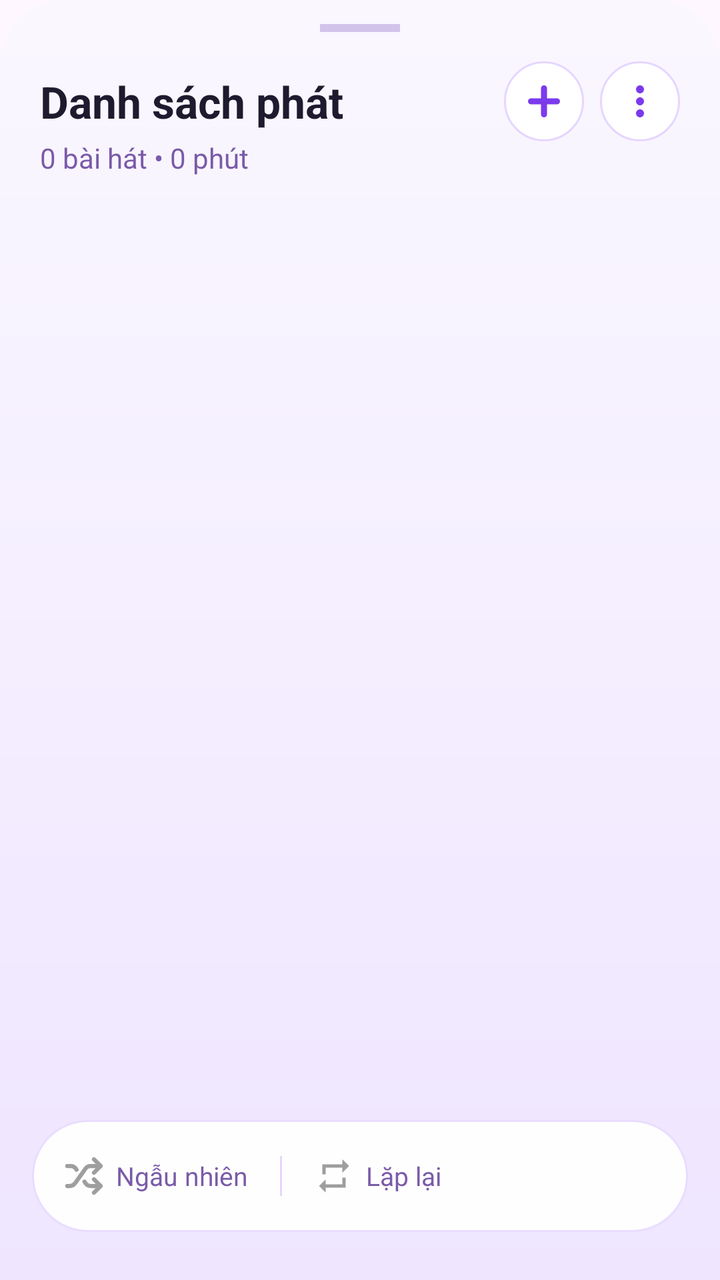
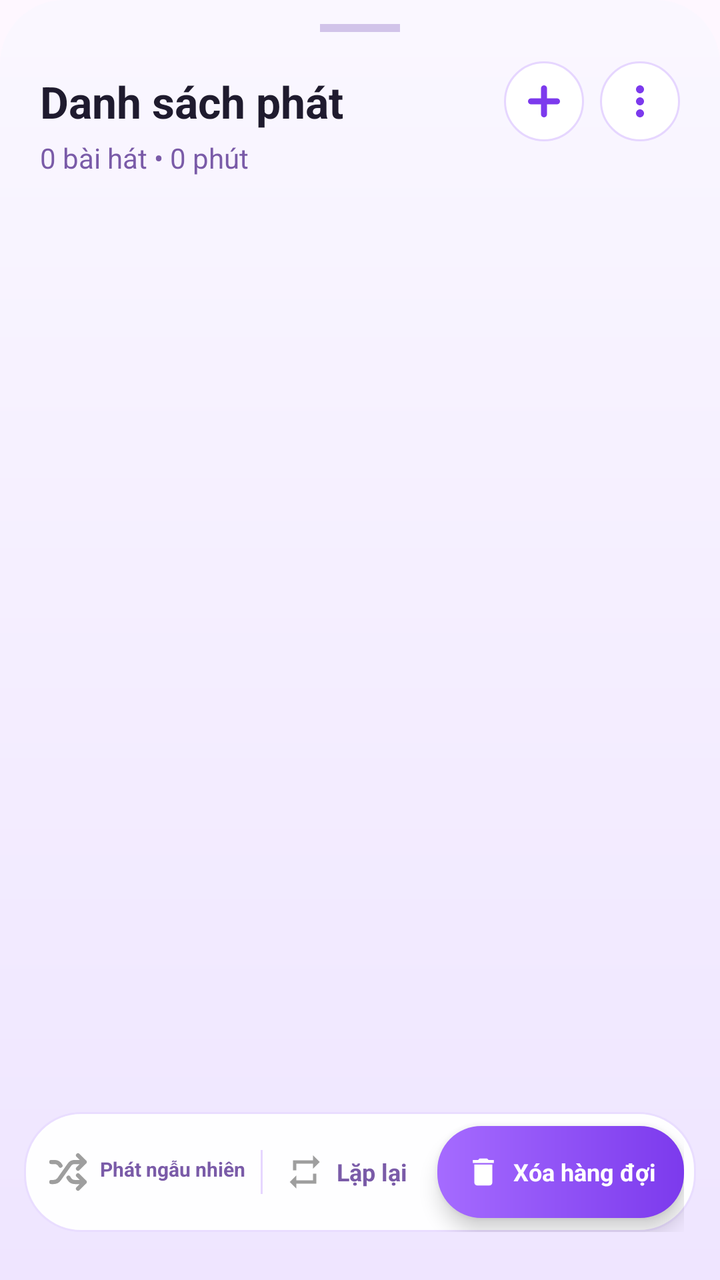

Two renders of the same Android screen: before a commit and after it. Below are the layout's source before the change and the commit's diff.
<!-- AndroidManifest.xml: application theme Theme.LocalMusic -->
<!-- res/layout/bottom_sheet_queue.xml -->
<?xml version="1.0" encoding="utf-8"?>
<androidx.constraintlayout.widget.ConstraintLayout xmlns:android="http://schemas.android.com/apk/res/android"
    xmlns:app="http://schemas.android.com/apk/res-auto"
    android:layout_width="match_parent"
    android:layout_height="match_parent"
    android:background="@drawable/bg_bottom_sheet_rounded">

    <View
        android:id="@+id/dragHandle"
        android:layout_width="40dp"
        android:layout_height="4dp"
        android:layout_marginTop="12dp"
        android:background="#D1C4E9"
        app:layout_constraintEnd_toEndOf="parent"
        app:layout_constraintStart_toStartOf="parent"
        app:layout_constraintTop_toTopOf="parent" />

    
    <androidx.constraintlayout.widget.ConstraintLayout
        android:id="@+id/layoutNormalHeader"
        android:layout_width="match_parent"
        android:layout_height="wrap_content"
        app:layout_constraintTop_toBottomOf="@id/layoutSelectionHeader">

        
        <TextView
            android:id="@+id/tvPlaylistTitle"
            android:layout_width="0dp"
            android:layout_height="wrap_content"
            android:layout_marginStart="20dp"
            android:layout_marginTop="20dp"
            android:text="Danh sách phát"
            android:textColor="#1F1B2E"
            android:textSize="22sp"
            android:textStyle="bold"
            app:layout_constraintEnd_toStartOf="@id/btnAddSong"
            app:layout_constraintStart_toStartOf="parent"
            app:layout_constraintTop_toTopOf="parent" />

        <TextView
            android:id="@+id/tvPlaylistSubtitle"
            android:layout_width="wrap_content"
            android:layout_height="wrap_content"
            android:layout_marginTop="4dp"
            android:text="0 bài hát • 0 phút"
            android:textColor="#7A5BA8"
            android:textSize="14sp"
            app:layout_constraintStart_toStartOf="@id/tvPlaylistTitle"
            app:layout_constraintTop_toBottomOf="@id/tvPlaylistTitle" />

        
        <ImageView
            android:id="@+id/btnAddSong"
            android:layout_width="40dp"
            android:layout_height="40dp"
            android:layout_marginEnd="8dp"
            android:background="@drawable/bg_pill_button_light"
            android:padding="8dp"
            android:src="@drawable/ic_add_purple"
            app:layout_constraintBottom_toBottomOf="@id/tvPlaylistTitle"
            app:layout_constraintEnd_toStartOf="@id/btnMoreOptions"
            app:layout_constraintTop_toTopOf="@id/tvPlaylistTitle"
            app:tint="#7C3AED" />

        
        <ImageView
            android:id="@+id/btnMoreOptions"
            android:layout_width="40dp"
            android:layout_height="40dp"
            android:layout_marginEnd="20dp"
            android:background="@drawable/bg_pill_button_light"
            android:padding="8dp"
            android:src="@drawable/ic_more_vert"
            app:layout_constraintBottom_toBottomOf="@id/tvPlaylistTitle"
            app:layout_constraintEnd_toEndOf="parent"
            app:layout_constraintTop_toTopOf="@id/tvPlaylistTitle"
            app:tint="#7C3AED" />
    </androidx.constraintlayout.widget.ConstraintLayout>

    
    <androidx.constraintlayout.widget.ConstraintLayout
        android:id="@+id/layoutSelectionHeader"
        android:layout_width="match_parent"
        android:layout_height="48dp"
        android:visibility="gone"
        app:layout_constraintTop_toBottomOf="@id/dragHandle">

        
        <LinearLayout
            android:id="@+id/btnSelectAll"
            android:layout_width="wrap_content"
            android:layout_height="wrap_content"
            android:layout_marginStart="20dp"
            android:gravity="center_vertical"
            android:orientation="horizontal"
            app:layout_constraintBottom_toBottomOf="parent"
            app:layout_constraintStart_toStartOf="parent"
            app:layout_constraintTop_toTopOf="parent">

            
            <ImageView
                android:id="@+id/ivSelectAllIcon"
                android:layout_width="32dp"
                android:layout_height="32dp"
                android:background="?attr/selectableItemBackgroundBorderless"
                android:padding="4dp"
                android:src="@drawable/ic_check_circle_outline"
                app:tint="#7A5BA8" />

            <TextView
                android:layout_width="wrap_content"
                android:layout_height="wrap_content"
                android:layout_marginStart="8dp"
                android:text="Tất cả"
                android:textColor="#1F1B2E"
                android:textSize="15sp"
                android:textStyle="bold" />
        </LinearLayout>

        <TextView
            android:id="@+id/tvSelectedCount"
            android:layout_width="wrap_content"
            android:layout_height="wrap_content"
            android:text="Đã chọn 0"
            android:textColor="#7A5BA8"
            android:textSize="14sp"
            app:layout_constraintBottom_toBottomOf="parent"
            app:layout_constraintEnd_toEndOf="parent"
            app:layout_constraintStart_toStartOf="parent"
            app:layout_constraintTop_toTopOf="parent" />

        
        <ImageView
            android:id="@+id/btnExitSelection"
            android:layout_width="40dp"
            android:layout_height="40dp"
            android:layout_marginEnd="4dp"
            android:background="?attr/selectableItemBackgroundBorderless"
            android:padding="8dp"
            android:src="@drawable/ic_close"
            app:layout_constraintBottom_toBottomOf="parent"
            app:layout_constraintEnd_toStartOf="@id/btnDeleteSelected"
            app:layout_constraintTop_toTopOf="parent"
            app:tint="#1F1B2E" />

        
        <ImageView
            android:id="@+id/btnDeleteSelected"
            android:layout_width="40dp"
            android:layout_height="40dp"
            android:layout_marginEnd="16dp"
            android:background="?attr/selectableItemBackgroundBorderless"
            android:padding="8dp"
            android:src="@drawable/ic_delete"
            app:layout_constraintBottom_toBottomOf="parent"
            app:layout_constraintEnd_toEndOf="parent"
            app:layout_constraintTop_toTopOf="parent"
            app:tint="#FF3B30" />
    </androidx.constraintlayout.widget.ConstraintLayout>

    
    <androidx.recyclerview.widget.RecyclerView
        android:id="@+id/rvQueue"
        android:layout_width="match_parent"
        android:layout_height="0dp"
        android:layout_marginTop="16dp"
        android:clipToPadding="false"
        android:paddingHorizontal="16dp"
        android:paddingBottom="100dp"
        app:layout_constraintBottom_toBottomOf="parent"
        app:layout_constraintTop_toBottomOf="@id/layoutNormalHeader" />

    
    <LinearLayout
        android:id="@+id/bottomBar"
        android:layout_width="match_parent"
        android:layout_height="56dp"
        android:layout_marginHorizontal="16dp"
        android:layout_marginBottom="24dp"
        android:background="@drawable/bg_floating_bottom_bar"
        android:elevation="8dp"
        android:gravity="center_vertical"
        android:orientation="horizontal"
        android:paddingHorizontal="16dp"
        app:layout_constraintBottom_toBottomOf="parent">

        <ImageView
            android:id="@+id/btnShuffleBottom"
            android:layout_width="20dp"
            android:layout_height="20dp"
            android:src="@drawable/ic_shuffle"
            app:tint="#9E9E9E" />

        <TextView
            android:layout_width="wrap_content"
            android:layout_height="wrap_content"
            android:layout_marginStart="6dp"
            android:text="Ngẫu nhiên"
            android:textColor="#7A5BA8"
            android:textSize="13sp" />

        <View
            android:layout_width="1dp"
            android:layout_height="20dp"
            android:layout_marginHorizontal="16dp"
            android:background="#E6D6FF" />

        <ImageView
            android:id="@+id/btnRepeatBottom"
            android:layout_width="20dp"
            android:layout_height="20dp"
            android:src="@drawable/ic_repeat"
            app:tint="#9E9E9E" />

        <TextView
            android:layout_width="wrap_content"
            android:layout_height="wrap_content"
            android:layout_marginStart="6dp"
            android:text="Lặp lại"
            android:textColor="#7A5BA8"
            android:textSize="13sp" />

    </LinearLayout>

</androidx.constraintlayout.widget.ConstraintLayout>
<!-- resources referenced by this layout -->
<resources>
  <!-- drawable bg_bottom_sheet_rounded (drawable) -->
  <?xml version="1.0" encoding="utf-8"?>
  <shape xmlns:android="http://schemas.android.com/apk/res/android"
      android:shape="rectangle">
      <gradient
          android:angle="270"
          android:startColor="#F5FAF7FF"
          android:endColor="#F5EEE4FF"
          android:type="linear" />
      <corners
          android:topLeftRadius="32dp"
          android:topRightRadius="32dp" />
  </shape>
  <!-- drawable bg_floating_bottom_bar (drawable) -->
  <?xml version="1.0" encoding="utf-8"?>
  <shape xmlns:android="http://schemas.android.com/apk/res/android"
      android:shape="rectangle">
      <solid android:color="#F5FFFFFF" />
      <corners android:radius="28dp" />
      <stroke android:width="1dp" android:color="#E9DDFF" />
  </shape>
  <!-- drawable bg_pill_button_light (drawable) -->
  <?xml version="1.0" encoding="utf-8"?>
  <shape xmlns:android="http://schemas.android.com/apk/res/android">
      <solid android:color="#FFFFFF" />
      <corners android:radius="24dp" />
      <stroke android:width="1dp" android:color="#E6D6FF" />
  </shape>
  <!-- drawable ic_add_purple (drawable) -->
  <vector xmlns:android="http://schemas.android.com/apk/res/android"
      android:width="24dp" android:height="24dp"
      android:viewportWidth="24" android:viewportHeight="24">
      <path
          android:pathData="M12,5.5 v13 M5.5,12 h13"
          android:strokeColor="#B45CFF"
          android:strokeWidth="3.0"
          android:strokeLineCap="round" />
  </vector>
  <!-- drawable ic_check_circle_outline (drawable) -->
  <vector xmlns:android="http://schemas.android.com/apk/res/android"
      android:width="24dp"
      android:height="24dp"
      android:viewportWidth="24"
      android:viewportHeight="24">
    <path
        android:fillColor="#000000"
        android:pathData="M12,2C6.48,2 2,6.48 2,12s4.48,10 10,10 10,-4.48 10,-10S17.52,2 12,2zM12,20c-4.41,0 -8,-3.59 -8,-8s3.59,-8 8,-8 8,3.59 8,8 -3.59,8 -8,8z"/>
  </vector>
  <!-- drawable ic_close (drawable) -->
  <vector xmlns:android="http://schemas.android.com/apk/res/android"
      android:width="24dp"
      android:height="24dp"
      android:viewportWidth="24"
      android:viewportHeight="24">
    <path
        android:fillColor="#000000"
        android:pathData="M19,6.41L17.59,5 12,10.59 6.41,5 5,6.41 10.59,12 5,17.59 6.41,19 12,13.41 17.59,19 19,17.59 13.41,12z"/>
  </vector>
  <!-- drawable ic_delete (drawable) -->
  <vector xmlns:android="http://schemas.android.com/apk/res/android"
      android:width="24dp" android:height="24dp"
      android:viewportWidth="24" android:viewportHeight="24"
      android:tint="#FF0000">
      <path android:fillColor="@android:color/white" android:pathData="M6,19c0,1.1 0.9,2 2,2h8c1.1,0 2,-0.9 2,-2V7H6v12zM19,4h-3.5l-1,-1h-5l-1,1H5v2h14V4z"/>
  </vector>
  <!-- drawable ic_repeat (drawable) -->
  <vector xmlns:android="http://schemas.android.com/apk/res/android" android:width="24dp" android:height="24dp" android:viewportWidth="24" android:viewportHeight="24">
      <path android:fillColor="#8B3DFF" android:pathData="M7,7h10v3l4,-4 -4,-4v3H5v6h2V7zm10,10H7v-3l-4,4 4,4v-3h12v-6h-2v4z"/>
  </vector>
  <style name="Theme.LocalMusic" parent="Theme.Material3.Light.NoActionBar">
          <item name="android:statusBarColor">@color/white</item>
          <item name="android:windowLightStatusBar">true</item>
          <item name="android:windowSplashScreenBackground">#000000</item>
          <item name="android:windowSplashScreenAnimatedIcon">@drawable/logo</item>
      </style>
  <color name="white">#FFFFFF</color>
  <!-- unchanged entries left out for length: 3 -->
</resources>

<!-- the commit's change to res/layout/bottom_sheet_queue.xml (unified diff, before → after) -->
@@ -174,52 +174,107 @@
     <LinearLayout
         android:id="@+id/bottomBar"
         android:layout_width="match_parent"
-        android:layout_height="56dp"
-        android:layout_marginHorizontal="16dp"
+        android:layout_height="60dp"
+        android:layout_marginHorizontal="12dp"
         android:layout_marginBottom="24dp"
         android:background="@drawable/bg_floating_bottom_bar"
-        android:elevation="8dp"
+        android:elevation="10dp"
         android:gravity="center_vertical"
         android:orientation="horizontal"
-        android:paddingHorizontal="16dp"
+        android:paddingHorizontal="6dp"
         app:layout_constraintBottom_toBottomOf="parent">
 
-        <ImageView
-            android:id="@+id/btnShuffleBottom"
-            android:layout_width="20dp"
-            android:layout_height="20dp"
-            android:src="@drawable/ic_shuffle"
-            app:tint="#9E9E9E" />
-
-        <TextView
-            android:layout_width="wrap_content"
-            android:layout_height="wrap_content"
-            android:layout_marginStart="6dp"
-            android:text="Ngẫu nhiên"
-            android:textColor="#7A5BA8"
-            android:textSize="13sp" />
+        <LinearLayout
+            android:id="@+id/btnShuffleHolder"
+            android:layout_width="0dp"
+            android:layout_height="44dp"
+            android:layout_weight="1.15"
+            android:gravity="center"
+            android:orientation="horizontal"
+            android:paddingHorizontal="6dp">
+
+            <ImageView
+                android:id="@+id/btnShuffleBottom"
+                android:layout_width="20dp"
+                android:layout_height="20dp"
+                android:src="@drawable/ic_shuffle"
+                app:tint="#9E9E9E" />
+
+            <TextView
+                android:id="@+id/tvShuffleLabel"
+                android:layout_width="wrap_content"
+                android:layout_height="wrap_content"
+                android:layout_marginStart="6dp"
+                android:maxLines="1"
+                android:text="Phát ngẫu nhiên"
+                android:textColor="#7A5BA8"
+                android:textSize="12sp"
+                android:textStyle="bold"
+                app:autoSizeMaxTextSize="12sp"
+                app:autoSizeMinTextSize="9sp"
+                app:autoSizeTextType="uniform" />
+        </LinearLayout>
 
         <View
             android:layout_width="1dp"
-            android:layout_height="20dp"
-            android:layout_marginHorizontal="16dp"
+            android:layout_height="22dp"
             android:background="#E6D6FF" />
 
-        <ImageView
-            android:id="@+id/btnRepeatBottom"
-            android:layout_width="20dp"
-            android:layout_height="20dp"
-            android:src="@drawable/ic_repeat"
-            app:tint="#9E9E9E" />
-
-        <TextView
-            android:layout_width="wrap_content"
-            android:layout_height="wrap_content"
-            android:layout_marginStart="6dp"
-            android:text="Lặp lại"
-            android:textColor="#7A5BA8"
-            android:textSize="13sp" />
-
+        <LinearLayout
+            android:id="@+id/btnRepeatHolder"
+            android:layout_width="0dp"
+            android:layout_height="44dp"
+            android:layout_weight="0.85"
+            android:gravity="center"
+            android:orientation="horizontal"
+            android:paddingHorizontal="6dp">
+
+            <ImageView
+                android:id="@+id/btnRepeatBottom"
+                android:layout_width="20dp"
+                android:layout_height="20dp"
+                android:src="@drawable/ic_repeat"
+                app:tint="#9E9E9E" />
+
+            <TextView
+                android:id="@+id/tvRepeatLabel"
+                android:layout_width="wrap_content"
+                android:layout_height="wrap_content"
+                android:layout_marginStart="6dp"
+                android:maxLines="1"
+                android:text="Lặp lại"
+                android:textColor="#7A5BA8"
+                android:textSize="12sp"
+                android:textStyle="bold" />
+        </LinearLayout>
+
+        
+        <LinearLayout
+            android:id="@+id/btnClearQueue"
+            android:layout_width="wrap_content"
+            android:layout_height="46dp"
+            android:layout_marginStart="4dp"
+            android:background="@drawable/bg_clear_queue_btn"
+            android:elevation="6dp"
+            android:gravity="center"
+            android:orientation="horizontal"
+            android:paddingHorizontal="14dp">
+
+            <ImageView
+                android:layout_width="18dp"
+                android:layout_height="18dp"
+                android:src="@drawable/ic_delete"
+                app:tint="#FFFFFF" />
+
+            <TextView
+                android:layout_width="wrap_content"
+                android:layout_height="wrap_content"
+                android:layout_marginStart="6dp"
+                android:text="Xóa hàng đợi"
+                android:textColor="#FFFFFF"
+                android:textSize="12sp"
+                android:textStyle="bold" />
+        </LinearLayout>
     </LinearLayout>
 
 </androidx.constraintlayout.widget.ConstraintLayout>
<!-- resource entries referenced after the edit -->
@@ -12,6 +12,16 @@
       <corners
           android:topLeftRadius="32dp"
           android:topRightRadius="32dp" />
+  </shape>
+  <!-- drawable bg_clear_queue_btn (drawable) -->
+  <?xml version="1.0" encoding="utf-8"?>
+  <shape xmlns:android="http://schemas.android.com/apk/res/android"
+      android:shape="rectangle">
+      <gradient
+          android:angle="0"
+          android:startColor="#A56BFF"
+          android:endColor="#7C3AED" />
+      <corners android:radius="22dp" />
   </shape>
   <!-- drawable bg_floating_bottom_bar (drawable) -->
   <?xml version="1.0" encoding="utf-8"?>
